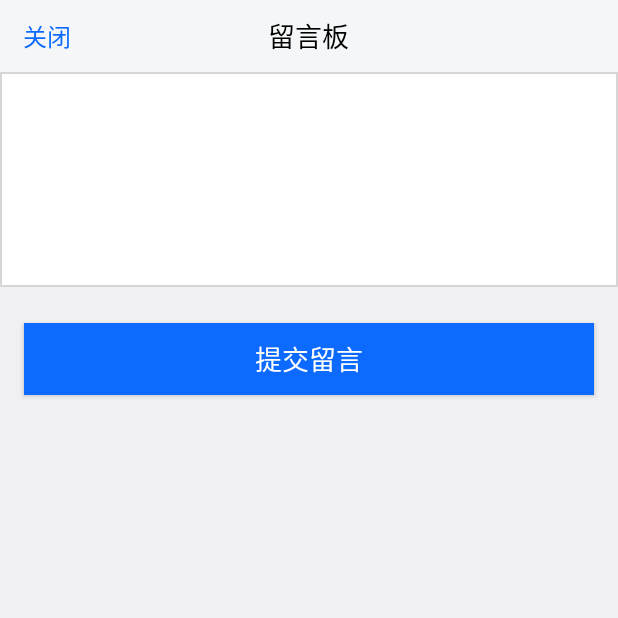
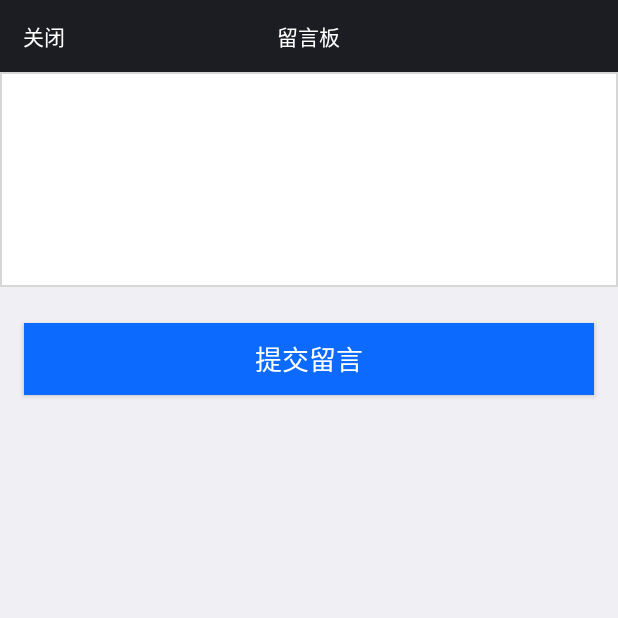
Before and after one commit to xfliyy/KeFu, an Android app: the OfflineMessageActicity screen opened directly, with no data from a screen before it, on a phone screen of 412 x 824 dp, the top half of it. Run offline under Robolectric (Android 15) with nearby library versions, the phone set to English and light mode, and no system bars; 1 statement that could not run was skipped.

Commit message:
留言功能

```diff
--- a/kflibrary/src/main/java/com/m7/imkfsdk/MoorWebCenter.java
+++ b/kflibrary/src/main/java/com/m7/imkfsdk/MoorWebCenter.java
@@ -20,11 +20,12 @@ import android.webkit.WebViewClient;
 import android.widget.ImageView;
 import android.widget.TextView;
 
+import com.m7.imkfsdk.chat.MyBaseActivity;
 import com.m7.imkfsdk.utils.FileUtils2;
 
 import java.io.File;
 
-public class MoorWebCenter extends Activity {
+public class MoorWebCenter extends MyBaseActivity {
     private TextView titlebar_name;
 	private ImageView titlebar_back;
 	private WebView mWebView;
--- a/kflibrary/src/main/java/com/m7/imkfsdk/chat/ImageViewLookActivity.java
+++ b/kflibrary/src/main/java/com/m7/imkfsdk/chat/ImageViewLookActivity.java
@@ -14,7 +14,7 @@ import com.m7.imkfsdk.view.TouchImageView;
 /**
  * Created by long on 2015/7/3.
  */
-public class ImageViewLookActivity extends Activity {
+public class ImageViewLookActivity extends MyBaseActivity {
 
     private TouchImageView touchImageView;
 
--- a/kflibrary/src/main/java/com/m7/imkfsdk/chat/OfflineMessageActicity.java
+++ b/kflibrary/src/main/java/com/m7/imkfsdk/chat/OfflineMessageActicity.java
@@ -12,6 +12,7 @@ import android.widget.RelativeLayout;
 import android.widget.TextView;
 import android.widget.Toast;
 
+import com.m7.imkfsdk.KfStartHelper;
 import com.m7.imkfsdk.R;
 import com.moor.imkf.IMChatManager;
 import com.moor.imkf.OnLeaveMsgConfigListener;
@@ -24,7 +25,7 @@ import java.util.List;
 /**
  * Created by longwei on 16/8/15.
  */
-public class OfflineMessageActicity extends Activity{
+public class OfflineMessageActicity extends MyBaseActivity {
     EditText id_et_content;
     Button btn_submit;
     TextView back;
@@ -34,6 +35,7 @@ public class OfflineMessageActicity extends Activity{
 
     private LinearLayout offline_ll_custom_field;
     List<LeaveMsgField> lmfList;
+
     @Override
     protected void onCreate(Bundle savedInstanceState) {
         super.onCreate(savedInstanceState);
@@ -58,28 +60,33 @@ public class OfflineMessageActicity extends Activity{
         peerId = intent.getStringExtra("PeerId");
         leavemsgTip = intent.getStringExtra("leavemsgTip");
 
-        if(!"".equals(leavemsgTip)) {
+        if (!"".equals(leavemsgTip)) {
             id_et_content.setHint(leavemsgTip);
         }
 
         IMChatManager.getInstance().getLeaveMsgConfig(new OnLeaveMsgConfigListener() {
             @Override
             public void onSuccess(List<LeaveMsgField> fieldList) {
-                if(fieldList != null && fieldList.size() > 0) {
+                if (fieldList != null && fieldList.size() > 0) {
                     lmfList = fieldList;
-                    for (int i=0; i<fieldList.size(); i++) {
+                    for (int i = 0; i < fieldList.size(); i++) {
                         LeaveMsgField leaveMsgField = fieldList.get(i);
-                        if(leaveMsgField.enable) {
+                        if (leaveMsgField.enable) {
                             RelativeLayout singleView = (RelativeLayout) LayoutInflater.from(OfflineMessageActicity.this).inflate(R.layout.kf_offline_edittext, offline_ll_custom_field, false);
                             TextView erp_field_single_tv_name = (TextView) singleView.findViewById(R.id.erp_field_data_tv_name);
                             erp_field_single_tv_name.setText(leaveMsgField.name);
                             erp_field_single_tv_name.setTag(leaveMsgField.required);
                             EditText erp_field_single_et_value = (EditText) singleView.findViewById(R.id.erp_field_data_et_value);
                             erp_field_single_et_value.setTag(leaveMsgField._id);
+                            if ("姓名".equals(leaveMsgField.name)) {
+                                erp_field_single_et_value.setText(KfStartHelper.getGuestbookName());
+                            } else if ("联系方式".equals(leaveMsgField.name)) {
+                                erp_field_single_et_value.setText(KfStartHelper.getGuestbookMobile());
+                            }
                             offline_ll_custom_field.addView(singleView);
                         }
                     }
-                }else {
+                } else {
 
                 }
             }
@@ -96,7 +103,7 @@ public class OfflineMessageActicity extends Activity{
                 String content = id_et_content.getText().toString().trim();
                 int childSize = offline_ll_custom_field.getChildCount();
                 HashMap<String, String> datas = new HashMap<>();
-                for(int i=0; i<childSize; i++) {
+                for (int i = 0; i < childSize; i++) {
                     RelativeLayout childView = (RelativeLayout) offline_ll_custom_field.getChildAt(i);
                     EditText et = (EditText) childView.getChildAt(1);
                     String id = (String) et.getTag();
@@ -114,7 +121,7 @@ public class OfflineMessageActicity extends Activity{
 
                 }
 
-                if(!"".equals(content)) {
+                if (!"".equals(content)) {
                     loadingFragmentDialog.show(getFragmentManager(), "");
                     IMChatManager.getInstance().submitOfflineMessage(peerId, content, datas, lmfList, new OnSubmitOfflineMessageListener() {
                         @Override
@@ -132,7 +139,7 @@ public class OfflineMessageActicity extends Activity{
                         }
                     });
 
-                }else {
+                } else {
                     Toast.makeText(OfflineMessageActicity.this, "请输入内容", Toast.LENGTH_SHORT).show();
                 }
             }
@@ -142,7 +149,7 @@ public class OfflineMessageActicity extends Activity{
     @Override
     protected void onNewIntent(Intent intent) {
         super.onNewIntent(intent);
-        if(intent.getStringExtra("PeerId") != null) {
+        if (intent.getStringExtra("PeerId") != null) {
             peerId = intent.getStringExtra("PeerId");
         }
     }
--- a/kflibrary/src/main/res/layout/kf_dialog_offline.xml
+++ b/kflibrary/src/main/res/layout/kf_dialog_offline.xml
@@ -1,37 +1,40 @@
 <?xml version="1.0" encoding="utf-8"?>
 <ScrollView xmlns:android="http://schemas.android.com/apk/res/android"
-    android:layout_width="match_parent"
-    android:layout_height="match_parent"
-    android:background="#EFEFF4"
+            android:layout_width="match_parent"
+            android:layout_height="match_parent"
+            android:background="#EFEFF4"
     >
+
     <LinearLayout
         android:layout_width="match_parent"
         android:layout_height="match_parent"
-        android:orientation="vertical" >
+        android:orientation="vertical">
 
         <RelativeLayout
             android:layout_width="match_parent"
             android:layout_height="48dp"
-            android:background="#F4F6F7"
+            android:background="#1C1D22"
             >
+
             <TextView
                 android:id="@+id/back"
                 android:layout_width="wrap_content"
                 android:layout_height="wrap_content"
-                android:text="@string/close"
-                android:textSize="16sp"
-                android:textColor="#0C6BFE"
-                android:layout_marginLeft="15dp"
                 android:layout_alignParentLeft="true"
                 android:layout_centerVertical="true"
+                android:layout_marginLeft="15dp"
+                android:text="@string/close"
+                android:textColor="#ffffff"
+                android:textSize="14sp"
                 />
+
             <TextView
                 android:layout_width="wrap_content"
                 android:layout_height="wrap_content"
+                android:layout_centerInParent="true"
                 android:text="@string/leavemsg"
-                android:textColor="@color/all_black"
-                android:textSize="18sp"
-                android:layout_centerInParent="true"
+                android:textColor="#ffffff"
+                android:textSize="14sp"
                 />
         </RelativeLayout>
 
@@ -45,14 +48,15 @@
                 android:id="@+id/id_et_content"
                 android:layout_width="match_parent"
                 android:layout_height="wrap_content"
+                android:layout_marginBottom="8dp"
                 android:background="@drawable/kf_offlinedialog_et_bg"
                 android:gravity="top"
+                android:hint="@string/pleaseleavemsg"
+                android:maxLines="6"
                 android:minLines="6"
-                android:maxLines="6"
                 android:padding="6dp"
-                android:layout_marginBottom="8dp"
-                android:hint="@string/pleaseleavemsg"
                 />
+
             <LinearLayout
                 android:id="@+id/offline_ll_custom_field"
                 android:layout_width="match_parent"
```
Also changed, not shown: kflibrary/src/main/java/com/m7/imkfsdk/KfStartHelper.java (+18 -0 lines), kflibrary/src/main/java/com/m7/imkfsdk/chat/ScheduleOfflineMessageActivity.java (+8 -2 lines), kflibrary/src/main/res/layout/kf_offline_edittext.xml (+20 -19 lines). Lines whose indentation alone changed are shown as unchanged.
